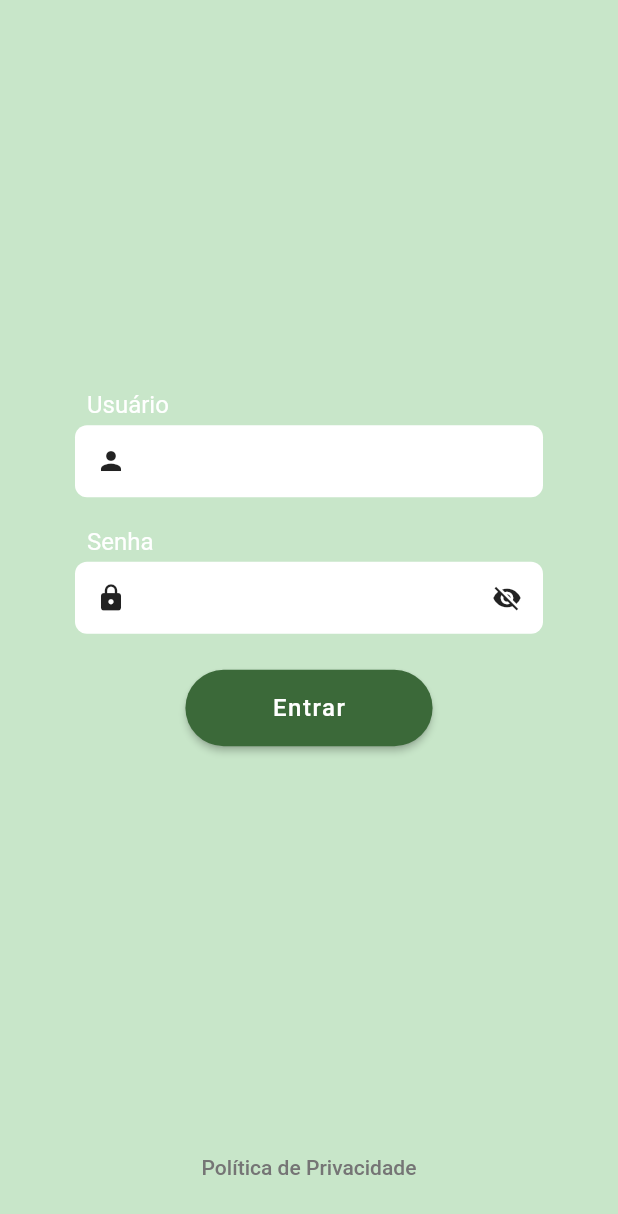
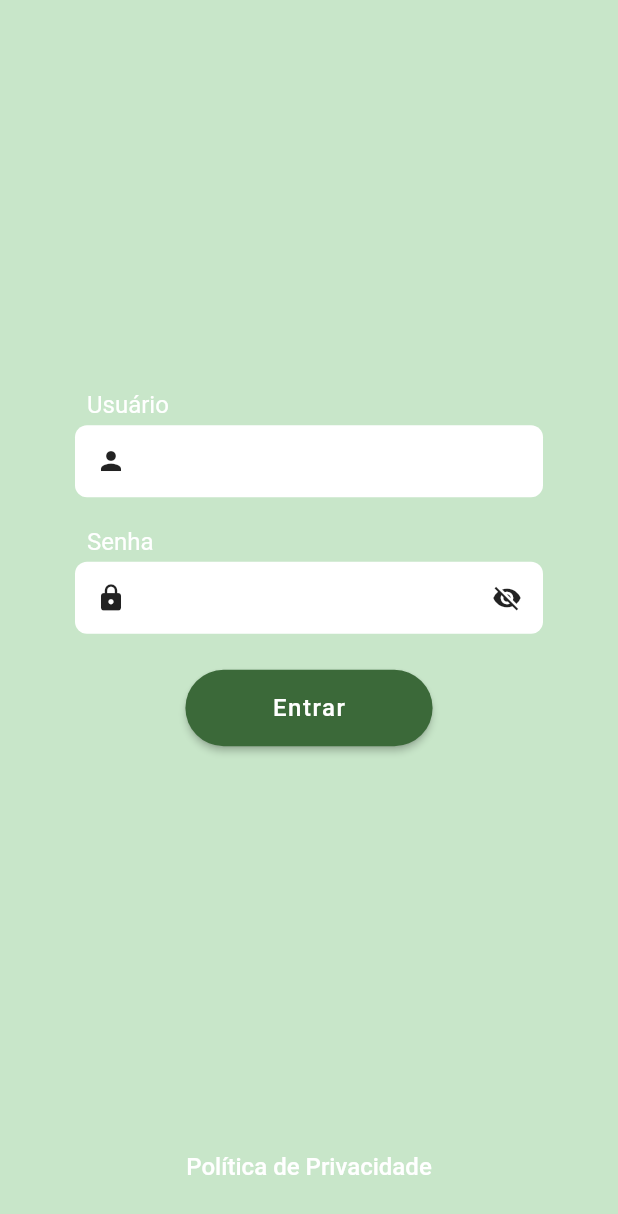
Before and after one commit to RafaAlvs1/target_test, a Flutter app: the screen it shows after launch, on a phone screen of 412 x 824 dp. Shown: the top 1214 px of the screen. Run offline on Flutter 3.47's test engine with Material 2 defaults, Android fonts, the phone set to English and light mode, and no system bars; our stand-ins replace flutter_mobx, mobx, shared_preferences; accounts and stored records are empty; generated files the repository leaves out were written again.

```diff
--- a/lib/components/button/app_text_button.dart
+++ b/lib/components/button/app_text_button.dart
@@ -6,30 +6,23 @@ class AppTextButton extends StatelessWidget {
   final String labelText;
   final double? width;
   final VoidCallback? onPressed;
-  final Color? color;
-  final EdgeInsets? padding;
 
   const AppTextButton({
     Key? key,
     required this.labelText,
     this.width,
     this.onPressed,
-    this.color,
-    this.padding,
   }) : super(key: key);
 
   @override
   Widget build(BuildContext context) {
-    return Container(
-      padding: padding,
+    return SizedBox(
       width: width,
       child: TextButton(
         onPressed: onPressed,
         child: Text(
           labelText,
-          style: AppButtonTheme.styleTextButton.merge(TextStyle(
-            color: color,
-          )),
+          style: AppButtonTheme.styleTextButton,
         ),
       ),
     );
--- a/lib/components/button/button_theme.dart
+++ b/lib/components/button/button_theme.dart
@@ -1,12 +1,9 @@
 import 'package:flutter/material.dart';
 
 class AppButtonTheme {
-  static String messageRequired = 'Preenchimento obrigatório.';
-  static String numberRequired = 'Digite um número válido';
-
-  static TextStyle get styleTextButton => TextStyle(
-    fontSize: 14.0,
-    color: Color(Colors.grey[600]!.value),
+  static TextStyle styleTextButton = const TextStyle(
+    fontSize: 16.0,
+    color: Colors.white,
   );
 
   static TextStyle styleRaisedButton = const TextStyle(
--- a/lib/components/input/app_text_field.dart
+++ b/lib/components/input/app_text_field.dart
@@ -78,9 +78,10 @@ class AppTextField extends StatelessWidget {
             maxLines: maxLines,
             textCapitalization: textCapitalization ?? TextCapitalization.sentences,
             decoration: InputDecoration(
+              hintText: placeholder,
               filled: true,
               fillColor: Colors.white,
-              contentPadding: EdgeInsets.zero,
+              contentPadding: const EdgeInsets.symmetric(horizontal: 16.0, vertical: 0.0),
               border: defaultBorder
                   ? null
                   : OutlineInputBorder(
--- a/lib/shared/constant_preferences.dart
+++ b/lib/shared/constant_preferences.dart
@@ -1,7 +1,3 @@
 class ConstantPreferences {
   static const String STORED_USER   = 'STORED_USER';
-  static const String STORED_TOKEN  = 'STORED_TOKEN';
-  static const String STARTED_TIMER_TRACKING  = 'STARTED_TIMER_TRACKING';
-
-  static const String SHORTCUT_LIST  = 'SHORTCUT_LIST';
 }
```
Also changed, not shown: lib/models/todo/todo.dart (added, +19 -0 lines), lib/models/todo/todo_list.dart (added, +45 -0 lines), lib/pages/home/home_page.dart (+118 -1 lines), lib/services/authentication.dart (+7 -0 lines), pubspec.yaml (+9 -0 lines), lib/models/todo/todo.g.dart (added), lib/models/todo/todo_list.g.dart (added), pubspec.lock.
